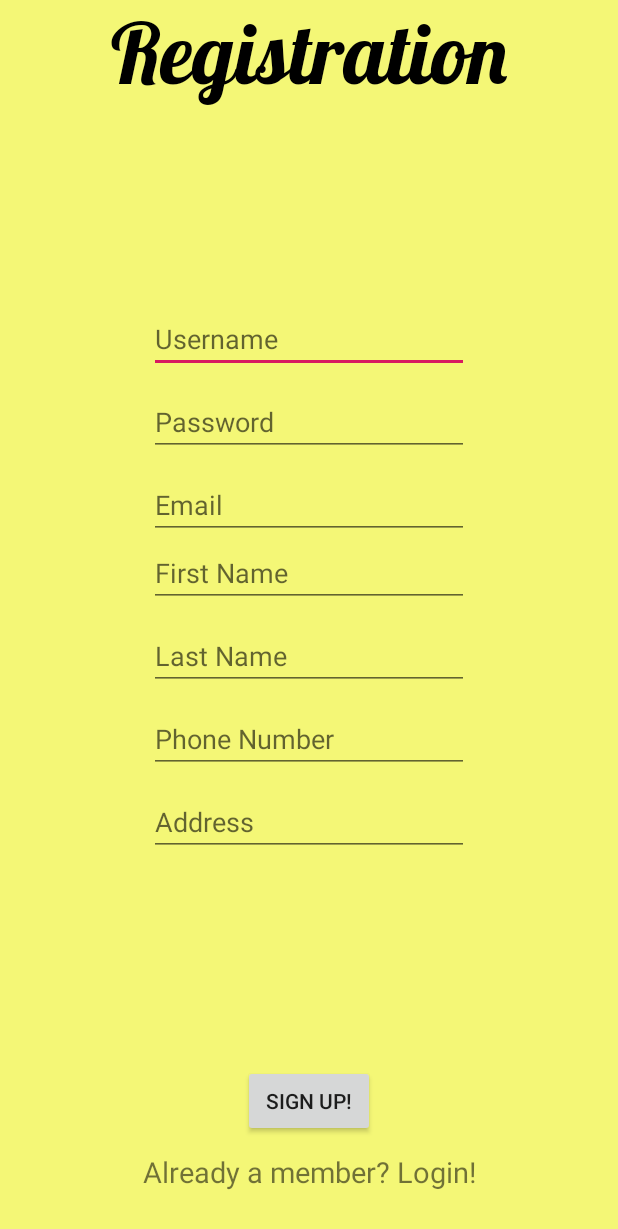
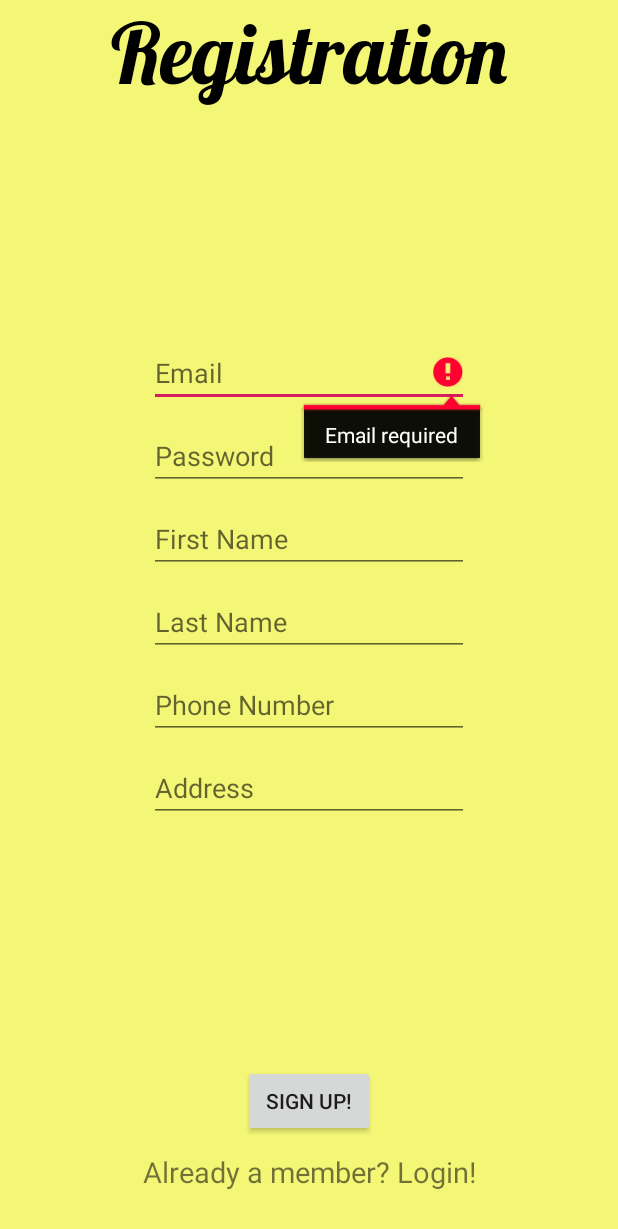
Before and after one commit to Soulrecycler/ParkYardApp, an Android app: the RegisterActivity screen opened directly, with no data from a screen before it, after a tap on "SIGN UP!", on a phone screen of 412 x 824 dp. Shown: the top 1229 px of the screen. Run offline under Robolectric (Android 15) with nearby library versions, the phone set to English and light mode, and no system bars; our stand-ins replace Firebase (no records; nobody signed in at launch, a user with empty details on screens opened directly); Roboto replaces fonts that are not available here.

Commit message:
First Commit

```diff
--- a/app/build.gradle
+++ b/app/build.gradle
@@ -29,8 +29,9 @@ dependencies {
     androidTestImplementation 'com.android.support.test.espresso:espresso-core:3.0.2'
 
     implementation 'com.google.firebase:firebase-core:16.0.1' //firebase
-    implementation 'com.google.firebase:firebase-auth:16.0.3'
+    implementation 'com.google.firebase:firebase-auth:16.0.3' //firebase authentication
     implementation 'com.google.android.gms:play-services-maps:15.0.0'
+    implementation 'com.google.firebase:firebase-firestore:16.0.0' //firebase firestore
 
     implementation 'com.android.support:design:28.0.0'
 
--- a/app/src/main/java/com/application/parkyardapp/RegisterActivity.java
+++ b/app/src/main/java/com/application/parkyardapp/RegisterActivity.java
@@ -4,6 +4,7 @@ import android.content.Intent;
 import android.support.annotation.NonNull;
 import android.support.v7.app.AppCompatActivity;
 import android.os.Bundle;
+import android.util.Log;
 import android.view.View;
 import android.widget.Button;
 import android.widget.EditText;
@@ -11,47 +12,143 @@ import android.widget.TextView;
 import android.widget.Toast;
 
 import com.google.android.gms.tasks.OnCompleteListener;
+import com.google.android.gms.tasks.OnFailureListener;
+import com.google.android.gms.tasks.OnSuccessListener;
 import com.google.android.gms.tasks.Task;
 import com.google.firebase.auth.AuthResult;
 import com.google.firebase.auth.FirebaseAuth;
+import com.google.firebase.firestore.FirebaseFirestore;
 
-public class RegisterActivity extends AppCompatActivity {
+import java.util.HashMap;
+import java.util.Map;
 
-    private EditText username, userpassword, useremail;
 
-    private Button btnRegister;
-    private TextView userlogin;
+public class RegisterActivity extends AppCompatActivity implements View.OnClickListener {
+
+    private EditText userfname, userlname, userpassword, useremail, userphone, useraddress;
+    private String user_email, user_password,user_fname, user_lname, user_phone, user_address;
+
     private FirebaseAuth firebaseAuth;
-
+    private FirebaseFirestore db;
+    private static final String TAG = "RegisterActivity";
 
 
     @Override
     protected void onCreate(Bundle savedInstanceState) {
         super.onCreate(savedInstanceState);
         setContentView(R.layout.activity_register);
-        setupUI();
+        setupUI();  // assigning objects to XML contents
 
 
-        firebaseAuth = FirebaseAuth.getInstance(); //gets instance of Firebase into the varaible firebaseAuth
+        firebaseAuth = FirebaseAuth.getInstance(); //gets instance of Firebase into the variable firebaseAuth
+        db = FirebaseFirestore.getInstance(); //gets instance of Firebase into the variable firebaseAuth
+
+        findViewById(R.id.btnRegister).setOnClickListener(this);
+        findViewById(R.id.tvuserlogin).setOnClickListener(this);
+
+    }
+
+    private void setupUI() {
+        userfname = findViewById(R.id.etFirstName);
+        userlname = findViewById(R.id.etLastName);
+        userpassword = findViewById(R.id.etUserpass);
+        useremail = findViewById(R.id.etUserEmail);
+        userphone = findViewById(R.id.etUserPhone);
+        useraddress = findViewById(R.id.etUserAddress);
+    }
+
+    private Boolean validate(String user_email,String user_password,String user_fname,String user_lname,String user_phone,String user_address) {
+
+        if (user_email.isEmpty()) {
+            useremail.setError("Email required");
+            useremail.requestFocus();
+            return true;
+        }
+        if (user_password.isEmpty()) {
+            userpassword.setError("Password required");
+            userpassword.requestFocus();
+            return true;
+        }
+        if (user_fname.isEmpty()) {
+            userfname.setError("First Name required");
+            userfname.requestFocus();
+            return true;
+        }
+        if (user_lname.isEmpty()) {
+            userlname.setError("Last Name required");
+            userlname.requestFocus();
+            return true;
+        }
+        if (user_phone.isEmpty()) {
+            userphone.setError("Phone required");
+            userphone.requestFocus();
+            return true;
+        }
+        if (user_address.isEmpty()) {
+            useraddress.setError("Address required");
+            useraddress.requestFocus();
+            return true;
+        }
+        return false;
+    }
+
+    //function to save user details to the users collection in firestore db
+    private void saveUserInfo(){
+        Map<String, Object> user = new HashMap<>();
+        user.put("first_name",user_fname );
+        user.put("last_name",user_lname );
+        user.put("phone",user_phone );
+        user.put("address",user_address );
+
+        String user_id = FirebaseAuth.getInstance().getCurrentUser().getUid();
+
+        db.collection("users").document(user_id).set(user)
+                .addOnSuccessListener(new OnSuccessListener<Void>() {
+                    @Override
+                    public void onSuccess(Void aVoid) {
+                        Toast.makeText(RegisterActivity.this, "User Information Saved", Toast.LENGTH_SHORT).show();
+                    }
+                })
+                .addOnFailureListener(new OnFailureListener() {
+                    @Override
+                    public void onFailure(@NonNull Exception e) {
+                        Toast.makeText(RegisterActivity.this, "Error!", Toast.LENGTH_SHORT).show();
+                        Log.d(TAG,e.toString());
+                    }
+                });
+
+    }
 
 
-        btnRegister.setOnClickListener(new View.OnClickListener() {
-            @Override
-            public void onClick(View v) {
+    //Function to register User
+    private void regUserFunc(){
 
-                if (validate()){
+        //store user info as string
+        user_email=useremail.getText().toString().trim();
+        user_password=userpassword.getText().toString().trim();
+        user_fname=userfname.getText().toString().trim();
+        user_lname=userlname.getText().toString().trim();
+        user_phone= userphone.getText().toString().trim();
+        user_address= useraddress.getText().toString().trim();
+
+
+        //If all fields are not empty according to validation, then db upload function is carried out
+        if (!validate(user_email,user_password,user_fname,user_lname,user_phone,user_address)){
             //upload data to database
 
-
-                    String user_email=useremail.getText().toString().trim();
-                    String user_password=userpassword.getText().toString().trim();
-
-                    firebaseAuth.createUserWithEmailAndPassword(user_email,user_password).addOnCompleteListener(new OnCompleteListener<AuthResult>() {
+            //upload email,password to authentication
+            firebaseAuth
+                    .createUserWithEmailAndPassword(user_email,user_password)
+                    .addOnCompleteListener(new OnCompleteListener<AuthResult>() {
                 @Override
                 public void onComplete(@NonNull Task<AuthResult> task) {
 
                     if (task.isSuccessful()){
-                                Toast.makeText(RegisterActivity.this,"Registration Successful Bruh!",Toast.LENGTH_SHORT).show();
+
+                        //upload user details to firestore db collection users
+                        saveUserInfo();
+
+                        Toast.makeText(RegisterActivity.this,"Registration Successful, Login to Continue",Toast.LENGTH_SHORT).show();
                         startActivity(new Intent(RegisterActivity.this, LoginActivity.class) );
                     }
                     else{
@@ -66,50 +163,21 @@ public class RegisterActivity extends AppCompatActivity {
             });
 
         }
-            }
-        });
-
-
-        userlogin.setOnClickListener(new View.OnClickListener() {
-            @Override
-            public void onClick(View v) {
-                startActivity(new Intent(RegisterActivity.this, LoginActivity.class));
-            }
-        });
 
     }
 
-    private void setupUI() {
-        username = (EditText) findViewById(R.id.etName);
-        userpassword = (EditText) findViewById(R.id.etUserpass);
-        useremail = (EditText) findViewById(R.id.etUserEmail);
-        btnRegister = (Button) findViewById(R.id.btnRegister);
-        userlogin = (TextView) findViewById(R.id.tvuserlogin);
+    @Override
+    public void onClick(View view) {
 
+        switch (view.getId())
+        {
+            case R.id.btnRegister:
+                regUserFunc();
+                break;
+            case R.id.tvuserlogin:
+                startActivity(new Intent(RegisterActivity.this, LoginActivity.class));
+                break;
+        }
 
     }
-
-    private Boolean validate() {
-
-        Boolean result = false;
-
-        String name = username.getText().toString();
-        String password = userpassword.getText().toString();
-        String email = useremail.getText().toString();
-
-        if (name.isEmpty() && password.isEmpty() && email.isEmpty()) {
-
-            Toast.makeText(this,"kindly enter user credentials (email/password/username) ", Toast.LENGTH_SHORT).show();
-
 }
-        else{
-            result=true;
-        }
-        return result;
-
-    }
-
-
-
-
-}
--- a/app/src/main/res/layout/activity_login.xml
+++ b/app/src/main/res/layout/activity_login.xml
@@ -19,6 +19,7 @@
         android:layout_marginTop="104dp"
         android:ems="10"
         android:hint="Username"
+        android:backgroundTint="#2e3131"
         android:inputType="textPersonName" />
 
     <EditText
@@ -30,6 +31,7 @@
         android:layout_marginTop="191dp"
         android:ems="10"
         android:hint="Password"
+        android:backgroundTint="#2e3131"
         android:inputType="textPassword" />
 
     <Button
@@ -48,6 +50,7 @@
         android:layout_height="39dp"
         android:layout_centerInParent="true"
         android:text="No. of incorrect attempts:"
+        android:visibility="invisible"
         android:textAlignment="center" />
 
     <TextView
--- a/app/src/main/res/layout/activity_main.xml
+++ b/app/src/main/res/layout/activity_main.xml
@@ -43,6 +43,6 @@
         android:fontFamily="@font/lobster"
         android:text="ParkYard"
         android:textAlignment="center"
-        android:textColor="#FFFFFF"
+        android:textColor="#000000"
         android:textAppearance="@style/TextAppearance.AppCompat.Display3" />
 </RelativeLayout>
--- a/app/src/main/res/layout/activity_register.xml
+++ b/app/src/main/res/layout/activity_register.xml
@@ -40,7 +40,7 @@
             android:layout_height="wrap_content"
             android:orientation="vertical" >
 
-            <EditText
+<!--            <EditText
                 android:id="@+id/etName"
                 android:layout_width="wrap_content"
                 android:layout_height="wrap_content"
@@ -49,17 +49,7 @@
                 android:ems="10"
                 android:layout_marginTop="10dp"
                 android:hint="Username"
-                android:inputType="textPersonName" />
-
-            <EditText
-                android:id="@+id/etUserpass"
-                android:layout_width="wrap_content"
-                android:layout_height="wrap_content"
-                android:layout_centerInParent="true"
-                android:ems="10"
-                android:layout_marginTop="10dp"
-                android:hint="Password"
-                android:inputType="textPassword" />
+                android:inputType="textPersonName" /> -->
 
             <EditText
                 android:id="@+id/etUserEmail"
@@ -73,12 +63,23 @@
                 android:inputType="textEmailAddress" />
 
             <EditText
+                android:id="@+id/etUserpass"
+                android:layout_width="wrap_content"
+                android:layout_height="wrap_content"
+                android:layout_centerInParent="true"
+                android:ems="10"
+                android:layout_marginTop="10dp"
+                android:hint="Password"
+                android:inputType="textPassword" />
+
+            <EditText
                 android:id="@+id/etFirstName"
                 android:layout_width="wrap_content"
                 android:layout_height="wrap_content"
                 android:layout_alignParentTop="true"
                 android:layout_centerHorizontal="true"
                 android:ems="10"
+                android:layout_marginTop="10dp"
                 android:hint="First Name"
                 android:inputType="textPersonName" />
 
```
Also changed, not shown: app/src/main/AndroidManifest.xml (+13 -6 lines), app/src/main/java/com/application/parkyardapp/LoginActivity.java (+5 -2 lines), app/src/main/res/layout/activity_splash.xml (+35 -21 lines). Lines whose indentation alone changed are shown as unchanged.
